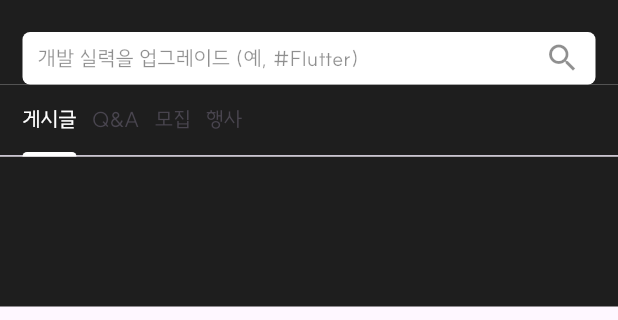
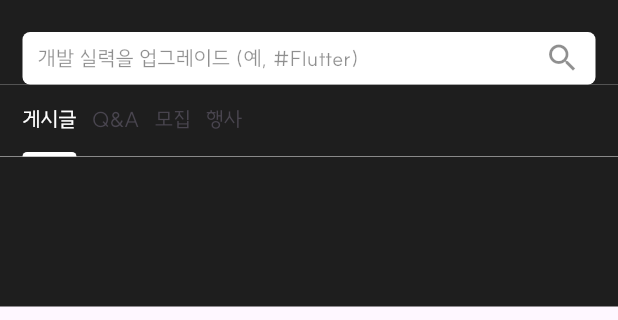
Before and after one commit to capstone-class-3-1/App, a Flutter app: the CommunityPage screen opened directly, on a phone screen of 412 x 824 dp, the part 58-378 px from its top. Run offline on Flutter 3.47's test engine with Material 3 defaults, Android fonts, the light colour scheme and no system bars; our stand-ins replace flutter_dotenv, flutter_svg; project files that could hold a hidden picture were left out.

Commit message:
style: tapview bottom border remove

```diff
--- a/lib/features/community/presentation/pages/community_page.dart
+++ b/lib/features/community/presentation/pages/community_page.dart
@@ -117,6 +117,7 @@ class CommunityPage extends StatelessWidget {
               SliverPersistentHeader(
                 delegate: TabBarDelegate(
                   TabBar(
+                    dividerColor: Colors.transparent,
                     tabAlignment: TabAlignment.start,
                     padding: EdgeInsets.only(left: 10.0),
                     labelColor: AppColors.textColor2,
```
